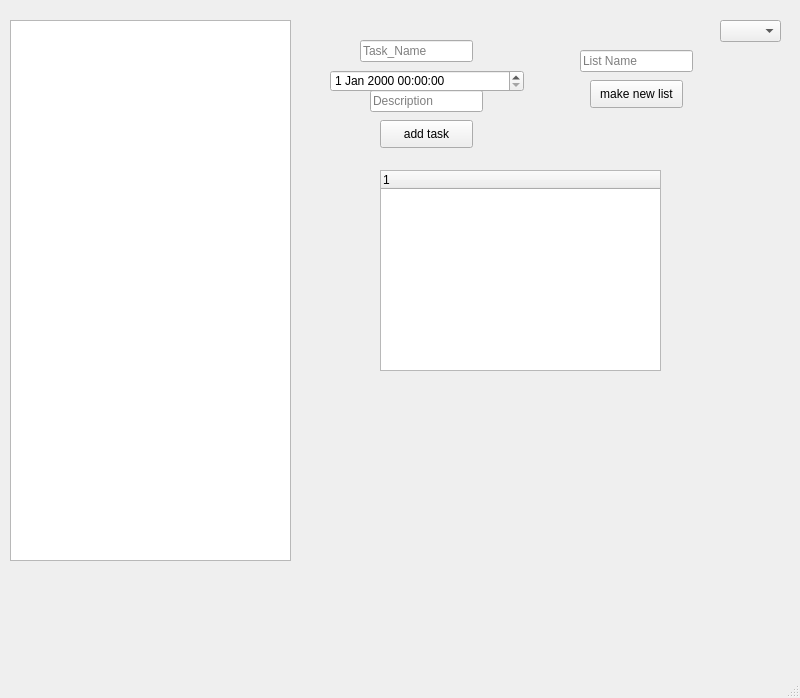
First picture: the form in professor_panel.ui, repository KianaFakhrian/TODOLIST, before the edit.
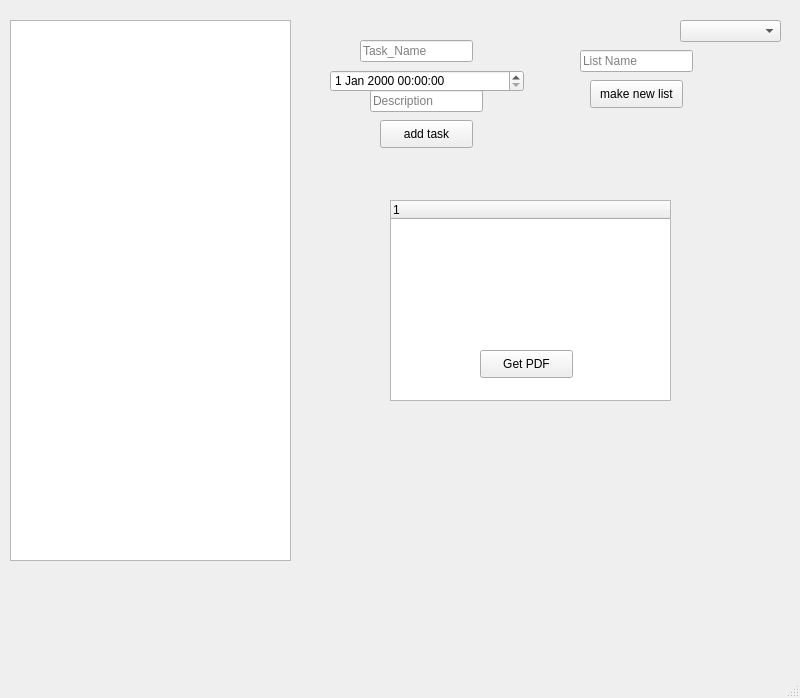
Second picture: the form after the edit.

Commit message: yes button and no button added

```diff
--- a/professor_panel.ui
+++ b/professor_panel.ui
@@ -89,8 +89,8 @@
    <widget class="QTreeWidget" name="treeWidget">
     <property name="geometry">
      <rect>
-      <x>380</x>
-      <y>170</y>
+      <x>390</x>
+      <y>200</y>
       <width>281</width>
       <height>201</height>
      </rect>
@@ -117,9 +117,9 @@
    <widget class="QComboBox" name="ThemecomboBox">
     <property name="geometry">
      <rect>
-      <x>720</x>
+      <x>680</x>
       <y>20</y>
-      <width>61</width>
+      <width>101</width>
       <height>22</height>
      </rect>
     </property>
@@ -136,6 +136,19 @@
      <string/>
     </property>
    </widget>
+   <widget class="QPushButton" name="get_PDF_pushButton">
+    <property name="geometry">
+     <rect>
+      <x>480</x>
+      <y>350</y>
+      <width>93</width>
+      <height>28</height>
+     </rect>
+    </property>
+    <property name="text">
+     <string>Get PDF</string>
+    </property>
+   </widget>
   </widget>
   <widget class="QMenuBar" name="menubar">
    <property name="geometry">
```
